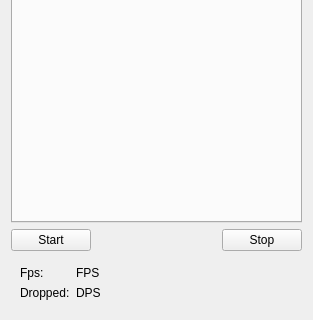
Old version of the form modulemanagerwidget.ui in the repository mcharmas/TouchTracer; both pictures show x 0 to 313 and y 181 to 501 of the 313 by 501 pixel window.
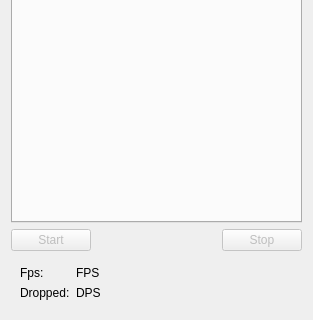
New version of the form.

```diff
--- a/modulemanagerwidget.ui
+++ b/modulemanagerwidget.ui
@@ -51,6 +51,9 @@
     <layout class="QHBoxLayout" name="horizontalLayout_2">
      <item>
       <widget class="QPushButton" name="startButton">
+       <property name="enabled">
+        <bool>false</bool>
+       </property>
        <property name="text">
         <string>Start</string>
        </property>
@@ -71,6 +74,9 @@
      </item>
      <item>
       <widget class="QPushButton" name="stopButton">
+       <property name="enabled">
+        <bool>false</bool>
+       </property>
        <property name="text">
         <string>Stop</string>
        </property>
```
